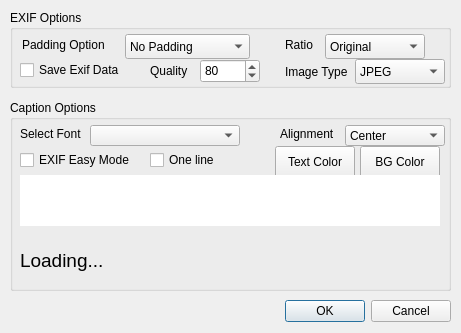
This is Resources/ExifOptions.ui in C4NU/Paddie as Qt 5 draws it before an edit. The edited form follows.
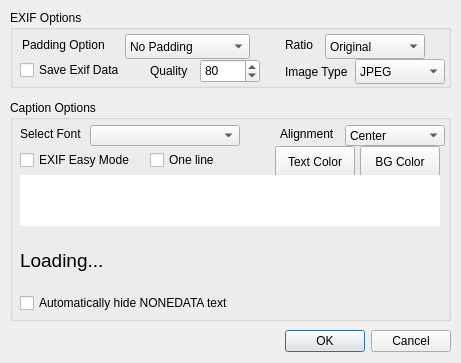
This is the edited form.

Commit message: * auto hide NONEDATA function added

Patch:
```diff
--- a/Resources/ExifOptions.ui
+++ b/Resources/ExifOptions.ui
@@ -10,7 +10,7 @@
     <x>0</x>
     <y>0</y>
     <width>461</width>
-    <height>333</height>
+    <height>363</height>
    </rect>
   </property>
   <property name="windowTitle">
@@ -20,7 +20,7 @@
    <property name="geometry">
     <rect>
      <x>10</x>
-     <y>295</y>
+     <y>325</y>
      <width>441</width>
      <height>32</height>
     </rect>
@@ -38,7 +38,7 @@
      <x>10</x>
      <y>100</y>
      <width>441</width>
-     <height>191</height>
+     <height>221</height>
     </rect>
    </property>
    <property name="title">
@@ -193,6 +193,19 @@
      <string>Loading...</string>
     </property>
    </widget>
+   <widget class="QCheckBox" name="auto_hide_nonedata_checkbox">
+    <property name="geometry">
+     <rect>
+      <x>10</x>
+      <y>193</y>
+      <width>240</width>
+      <height>20</height>
+     </rect>
+    </property>
+    <property name="text">
+     <string>Automatically hide NONEDATA text</string>
+    </property>
+   </widget>
   </widget>
   <widget class="QGroupBox" name="ExifOptionBox_2">
    <property name="geometry">
```
The commit also changes 5 other files.
